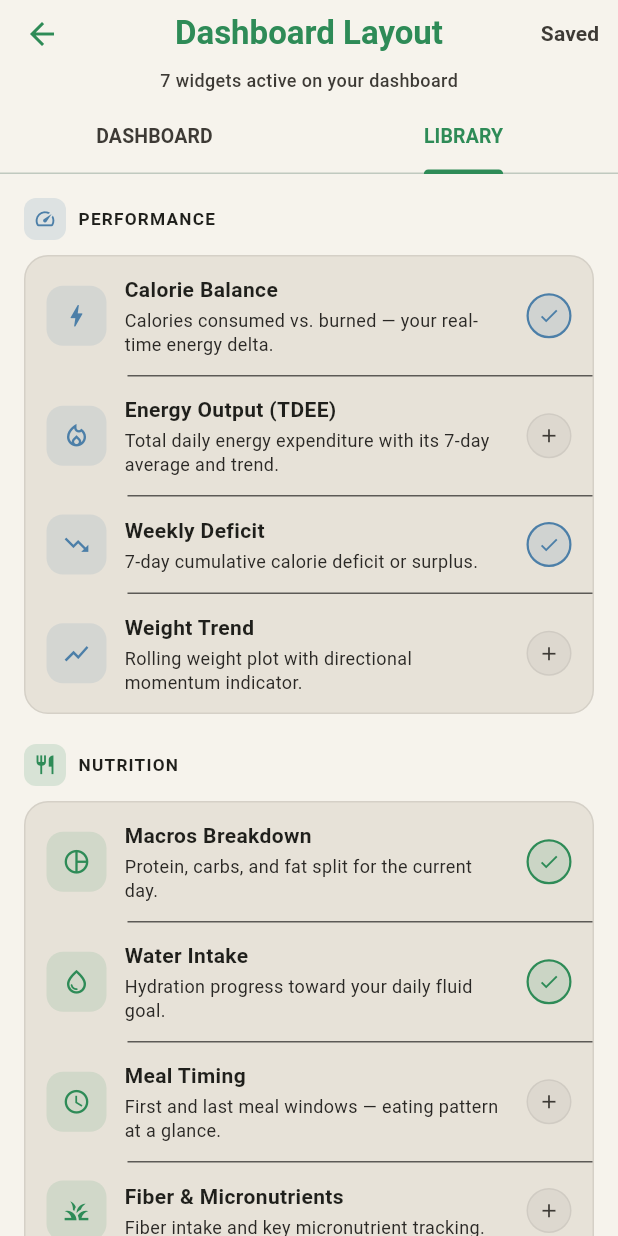
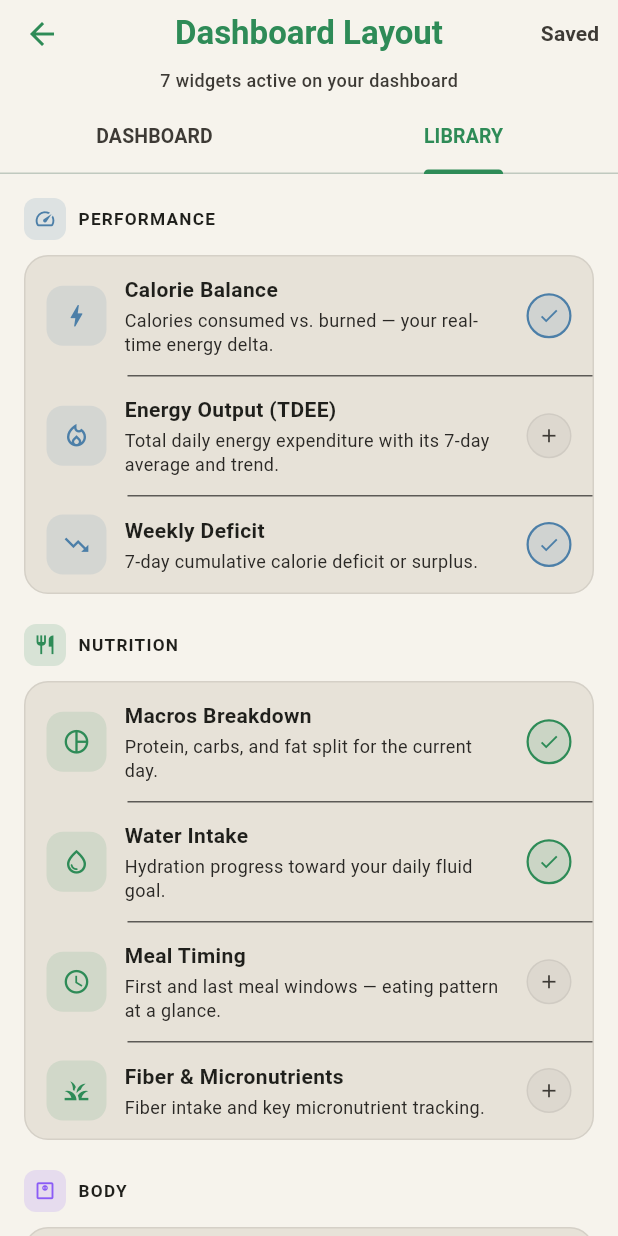
Before and after one commit to ramirezemmanuel411-ship-it/Metadash, a Flutter app: the DashboardLayoutScreen screen opened directly, tab 2 chosen, on a phone screen of 412 x 824 dp. Run offline on Flutter 3.47's test engine with Material 3 defaults, Android fonts, the phone set to English and light mode, and no system bars; our stand-ins replace camera, cloud_firestore, dio, equatable, firebase_analytics, firebase_auth and 12 more; missing offline and left inert: flutter_driver, health, mobile_scanner; accounts and stored records are empty; network calls fail.

Commit message:
Deduplicate dashboard calorie and weight widgets

```diff
--- a/lib/providers/dashboard_layout_provider.dart
+++ b/lib/providers/dashboard_layout_provider.dart
@@ -114,13 +114,6 @@ class DashboardLayoutProvider extends ChangeNotifier {
       name: 'Weekly Deficit',
       icon: Icons.trending_down_outlined,
       description: '7-day cumulative calorie deficit or surplus.',
-      category: DashWidgetCategory.performance,
-    ),
-    DashWidgetInfo(
-      id: 'weight_trend',
-      name: 'Weight Trend',
-      icon: Icons.show_chart_outlined,
-      description: 'Rolling weight plot with directional momentum indicator.',
       category: DashWidgetCategory.performance,
     ),
     // ── Nutrition ─────────────────────────────────────────────────────────────
@@ -247,6 +240,8 @@ class DashboardLayoutProvider extends ChangeNotifier {
   /// are dropped entirely. Applied to persisted layouts on load so existing
   /// users never see a blank tile for a retired widget.
   static const Map<String, String?> _migratedIds = {
+    'calories': 'calorie_balance',
+    'weight_trend': 'weight',
     'active_calories': 'workout_performance',
     'goal_pace': 'weekly_deficit',
     'metabolic_trend': 'tdee',
@@ -327,7 +322,7 @@ class DashboardLayoutProvider extends ChangeNotifier {
   }
 
   Future<void> commit(List<String> newIds) async {
-    _activeIds = List.from(newIds);
+    _activeIds = _migrateIds(List.from(newIds));
     try {
       final prefs = await SharedPreferences.getInstance();
       await prefs.setString(_prefsKey, jsonEncode(_activeIds));
```
Also changed, not shown: lib/features/dashboard/dashboard_screen.dart (+11 -1 lines).
